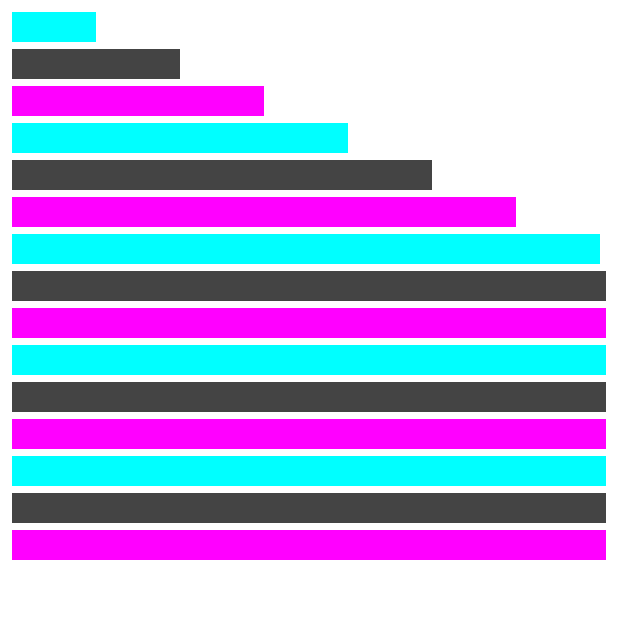
After one commit to BKinya/CustomLayouts-JetpackCompose, an Android app built with Jetpack Compose: the composable HomeScreen shown on its own in the app's theme, on a phone screen of 412 x 824 dp, the top half of it. The commit adds this screen. Run offline under Robolectric (Android 15) with nearby library versions, the phone set to English and light mode, and no system bars.

Commit message:
add custom column

```diff
--- /dev/null
+++ b/app/src/main/java/com/beatrice/customlayouts/ui/components/CustomColumn.kt
@@ -0,0 +1,48 @@
+package com.beatrice.customlayouts.ui.components
+
+ androidx.compose.material.Surface
+import androidx.compose.runtime.Composable
+import androidx.compose.ui.Modifier
+import androidx.compose.ui.graphics.Color
+import androidx.compose.ui.layout.Layout
+import androidx.compose.ui.tooling.preview.Preview
+
+@Composable
+fun CustomColumn(modifier: Modifier = Modifier, content: @Composable () -> Unit) {
+  Layout(content = content, modifier = modifier)
+  { measurables, constraints ->
+    // MEASUREMENT SCOPE
+    // Measurement scope
+    var initialWidth = constraints.minWidth
+
+    // Determine the size of it's components
+    val placeable = measurables.map {
+      initialWidth += 84
+      it.measure(
+        constraints.copy(
+          minWidth = if (initialWidth >= constraints.maxWidth) constraints.maxWidth else initialWidth
+        )
+      )
+    }
+
+    layout(constraints.maxWidth, constraints.maxHeight) {
+      // PLACEMENT SCOPE
+      // Placement step
+      // Determine the position of it's components
+      var yPosition = 0
+      placeable.forEach {
+        it.placeRelative(0, yPosition)
+        yPosition += it.height + 7
+      }
+    }
+  }
+
+}
+
+@Composable
+@Preview
+fun CustomComposablePreview() {
+  Surface(color = Color.White) {
+
+  }
+}
--- /dev/null
+++ b/app/src/main/java/com/beatrice/customlayouts/ui/theme/HomeScreen.kt
@@ -0,0 +1,88 @@
+package com.beatrice.customlayouts.ui.theme
+
+import androidx.compose.foundation.background
+import androidx.compose.foundation.layout.Box
+import androidx.compose.foundation.layout.height
+import androidx.compose.foundation.layout.padding
+import androidx.compose.foundation.layout.width
+import androidx.compose.material.Surface
+import androidx.compose.runtime.Composable
+import androidx.compose.ui.Modifier
+import androidx.compose.ui.graphics.Color
+import androidx.compose.ui.tooling.preview.Preview
+import androidx.compose.ui.unit.dp
+import com.beatrice.customlayouts.ui.components.CustomColumn
+
+@Composable
+fun HomeScreen() {
+  CustomColumn(modifier = Modifier.padding(8.dp)) {
+    Box(modifier = Modifier
+      .width(42.dp)
+      .height(20.dp)
+      .background(color = Color.Cyan))
+    Box(modifier = Modifier
+      .width(42.dp)
+      .height(20.dp)
+      .background(Color.DarkGray))
+    Box(modifier = Modifier
+      .width(42.dp)
+      .height(20.dp)
+      .background(Color.Magenta))
+    Box(modifier = Modifier
+      .width(42.dp)
+      .height(20.dp)
+      .background(color = Color.Cyan))
+    Box(modifier = Modifier
+      .width(42.dp)
+      .height(20.dp)
+      .background(Color.DarkGray))
+    Box(modifier = Modifier
+      .width(42.dp)
+      .height(20.dp)
+      .background(Color.Magenta))
+    Box(modifier = Modifier
+      .width(42.dp)
+      .height(20.dp)
+      .background(color = Color.Cyan))
+    Box(modifier = Modifier
+      .width(42.dp)
+      .height(20.dp)
+      .background(Color.DarkGray))
+    Box(modifier = Modifier
+      .width(42.dp)
+      .height(20.dp)
+      .background(Color.Magenta))
+    Box(modifier = Modifier
+      .width(42.dp)
+      .height(20.dp)
+      .background(color = Color.Cyan))
+    Box(modifier = Modifier
+      .width(42.dp)
+      .height(20.dp)
+      .background(Color.DarkGray))
+    Box(modifier = Modifier
+      .width(42.dp)
+      .height(20.dp)
+      .background(Color.Magenta))
+    Box(modifier = Modifier
+      .width(42.dp)
+      .height(20.dp)
+      .background(color = Color.Cyan))
+    Box(modifier = Modifier
+      .width(42.dp)
+      .height(20.dp)
+      .background(Color.DarkGray))
+    Box(modifier = Modifier
+      .width(42.dp)
+      .height(20.dp)
+      .background(Color.Magenta))
+  }
+}
+
+@Preview
+@Composable
+fun HomeScreenPreview() {
+  Surface(color = Color.White) {
+    HomeScreen()
+  }
+}
```
Also changed, not shown: app/src/main/java/com/beatrice/customlayouts/MainActivity.kt (+2 -15 lines), app/src/main/java/com/beatrice/customlayouts/ui/components/TopBanner.kt (added, +88 -0 lines), app/src/main/res/drawable/droid.xml (added, +15 -0 lines).
